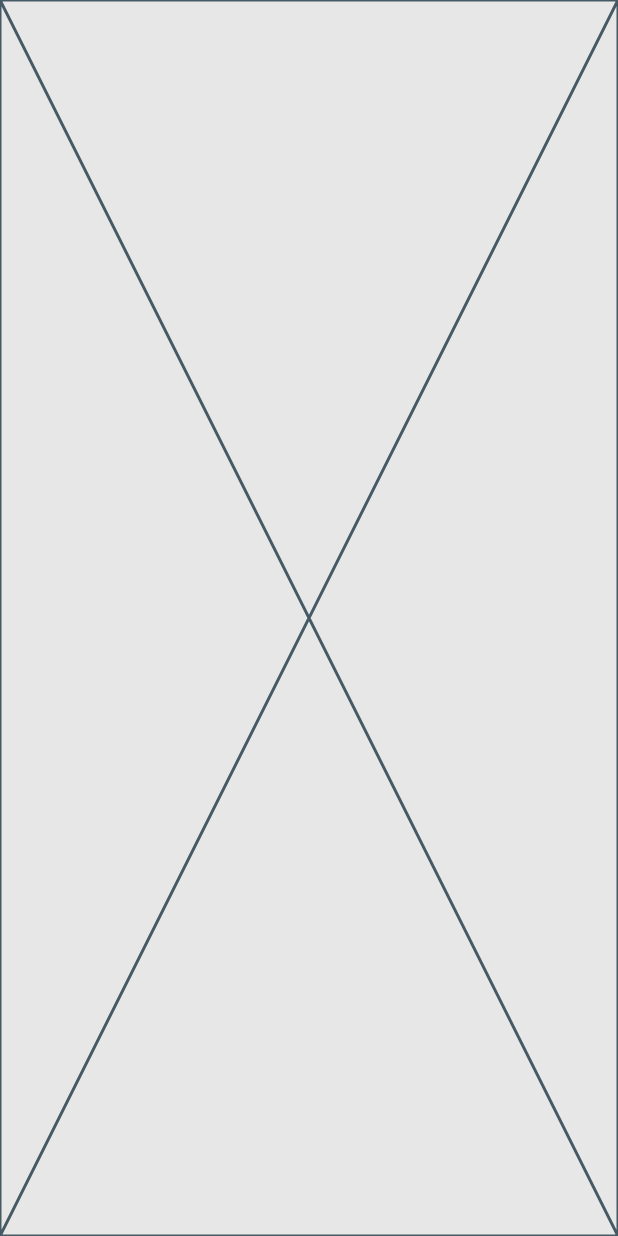
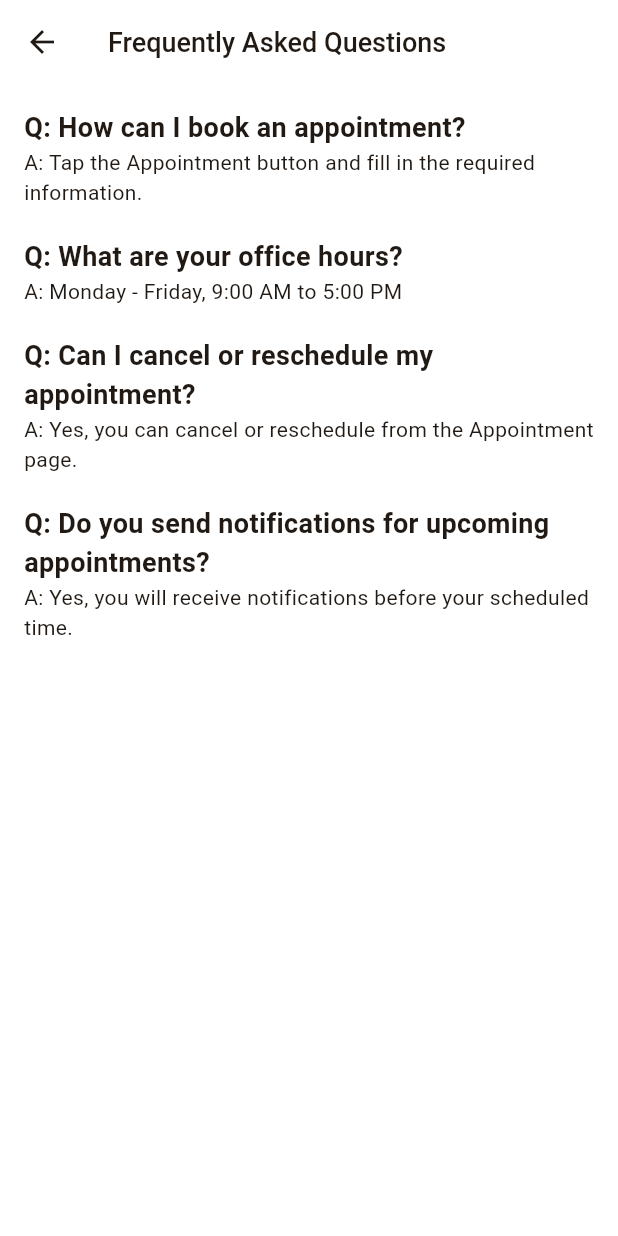
Before and after one commit to Eaindra68/customer_appoitment_system, a Flutter app: the screen it shows after launch, after a tap on "FAQ", on a phone screen of 412 x 824 dp. Run offline on Flutter 3.47's test engine with Material 3 defaults, Android fonts, the phone set to English and light mode, and no system bars; our stand-ins replace loading_animation_widget; Roboto replaces fonts that are missing (Nunito).

Commit message:
Update faq_page.dart

```diff
--- a/lib/presentation/pages/faq_page.dart
+++ b/lib/presentation/pages/faq_page.dart
@@ -1,15 +1,49 @@
 import 'package:flutter/material.dart';
 
-class FAQPage extends StatefulWidget {
+class FAQPage extends StatelessWidget {
   const FAQPage({super.key});
 
   @override
-  State<FAQPage> createState() => _FAQPageState();
-}
+  Widget build(BuildContext context) {
+    return Scaffold(
+      appBar: AppBar(title: Text("Frequently Asked Questions")),
+      body: Padding(
+        padding: const EdgeInsets.all(16.0),
+        child: Column(
+          crossAxisAlignment: CrossAxisAlignment.start,
+          children: [
+            Text(
+              "Q: How can I book an appointment?",
+              style: TextStyle(fontWeight: FontWeight.bold, fontSize: 18),
+            ),
+            Text(
+              "A: Tap the Appointment button and fill in the required information.\n",
+            ),
 
-class _FAQPageState extends State<FAQPage> {
-  @override
-  Widget build(BuildContext context) {
-    return const Placeholder();
+            Text(
+              "Q: What are your office hours?",
+              style: TextStyle(fontWeight: FontWeight.bold, fontSize: 18),
+            ),
+            Text("A: Monday - Friday, 9:00 AM to 5:00 PM\n"),
+
+            Text(
+              "Q: Can I cancel or reschedule my appointment?",
+              style: TextStyle(fontWeight: FontWeight.bold, fontSize: 18),
+            ),
+            Text(
+              "A: Yes, you can cancel or reschedule from the Appointment page.\n",
+            ),
+
+            Text(
+              "Q: Do you send notifications for upcoming appointments?",
+              style: TextStyle(fontWeight: FontWeight.bold, fontSize: 18),
+            ),
+            Text(
+              "A: Yes, you will receive notifications before your scheduled time.",
+            ),
+          ],
+        ),
+      ),
+    );
   }
 }
```
